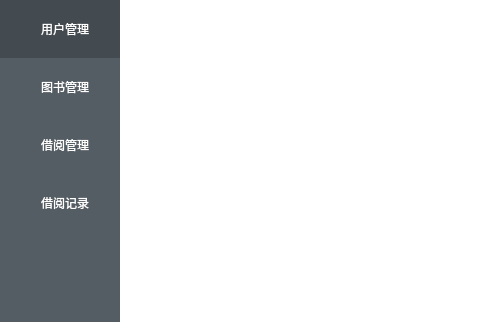
Above: cell/cell_main.ui from BAOfanTing/QT_LibraryManage before the change; both pictures show x 0 to 480 and y 0 to 322 of the 800 by 600 pixel window. Below: the same form after it.
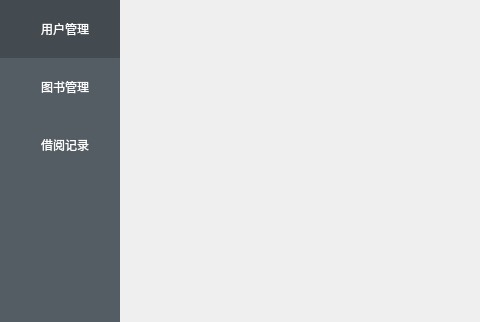
That is the form after the change. Icons and pictures are not drawn.

The edit to the form file:
```diff
--- a/cell/cell_main.ui
+++ b/cell/cell_main.ui
@@ -11,14 +11,22 @@
    </rect>
   </property>
   <property name="windowTitle">
-   <string>Cell_Main</string>
+   <string>QT图书管理系统</string>
+  </property>
+  <property name="styleSheet">
+   <string notr="true">QPushButton[name = &quot;btn&quot;]{border-radius:4px;background: #409eff; color:white;font -size:14px;min-height: 28px; min-width: 76px;padding:4px}
+
+QLabel[name=&quot;title&quot;]{font:30px '黑体';}
+QLabel[name=&quot;lb&quot;]{font:14px '楷体';}
+QLineEdit[name = &quot;le&quot;]{border-radius:4px;min-height:28px;min-width:280px; max-width :280px; border:1px solid black}
+</string>
   </property>
   <widget class="QWidget" name="centralwidget">
    <property name="styleSheet">
     <string notr="true">QWidget#tool{background-color: rgb(84,92,100);}
 QWidget#tool QToolButton{border:none; background-color: rgb(84,92,100); color: white;min-height:55px; font:14px ‘黑体’; padding-left:10px}
 QWidget#tool QToolButton:checked{background:rgb(67,74,80);}
-QStackedWidget#stackedWidget{background: rgb(255, 255, 255);}</string>
+</string>
    </property>
    <layout class="QGridLayout" name="gridLayout">
     <property name="leftMargin">
@@ -131,38 +139,9 @@
          <property name="toolButtonStyle">
           <enum>Qt::ToolButtonTextBesideIcon</enum>
          </property>
-        </widget>
-       </item>
-       <item>
-        <widget class="QToolButton" name="btn_sendmg">
-         <property name="sizePolicy">
-          <sizepolicy hsizetype="Preferred" vsizetype="Fixed">
-           <horstretch>0</horstretch>
-           <verstretch>0</verstretch>
-          </sizepolicy>
-         </property>
-         <property name="maximumSize">
-          <size>
-           <width>120</width>
-           <height>16777215</height>
-          </size>
-         </property>
-         <property name="text">
-          <string>借阅管理</string>
-         </property>
-         <property name="icon">
-          <iconset resource="../res/res.qrc">
-           <normaloff>:/ic_badge1.svg</normaloff>:/ic_badge1.svg</iconset>
-         </property>
-         <property name="checkable">
-          <bool>true</bool>
-         </property>
-         <property name="checked">
-          <bool>false</bool>
-         </property>
-         <property name="toolButtonStyle">
-          <enum>Qt::ToolButtonTextBesideIcon</enum>
-         </property>
+         <attribute name="buttonGroup">
+          <string notr="true">buttonGroup</string>
+         </attribute>
         </widget>
        </item>
        <item>
```
Left out of the diff: 16 changed lines with no effect on the pictures.
